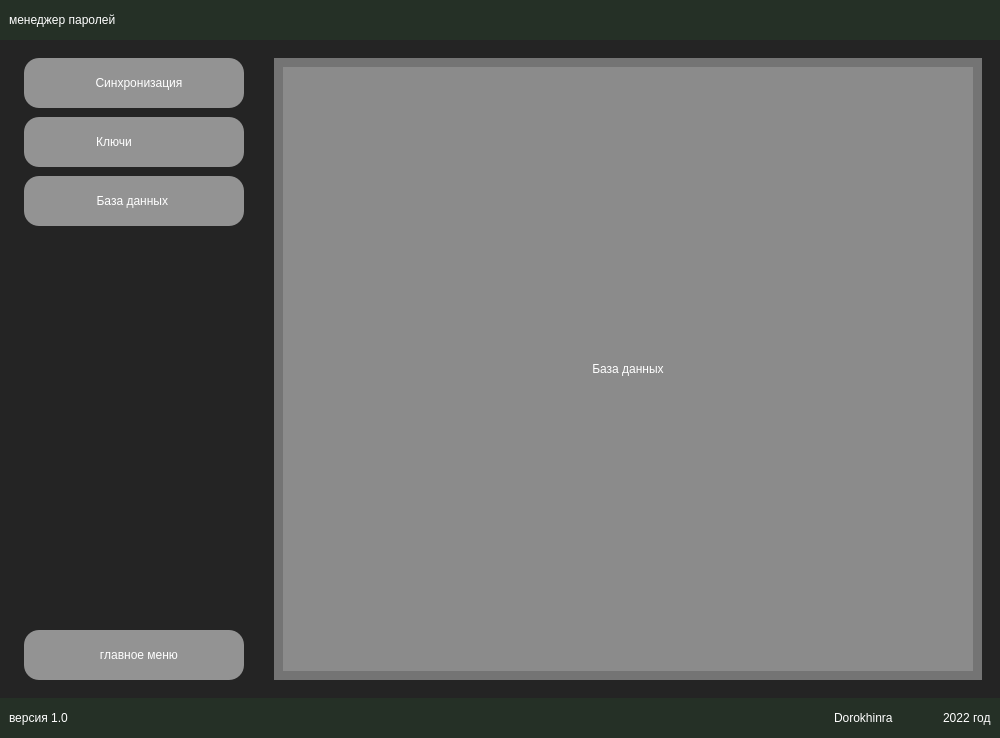
Qt form gui/windows/main_ui.ui (dorokhinra/save_password) before a commit.
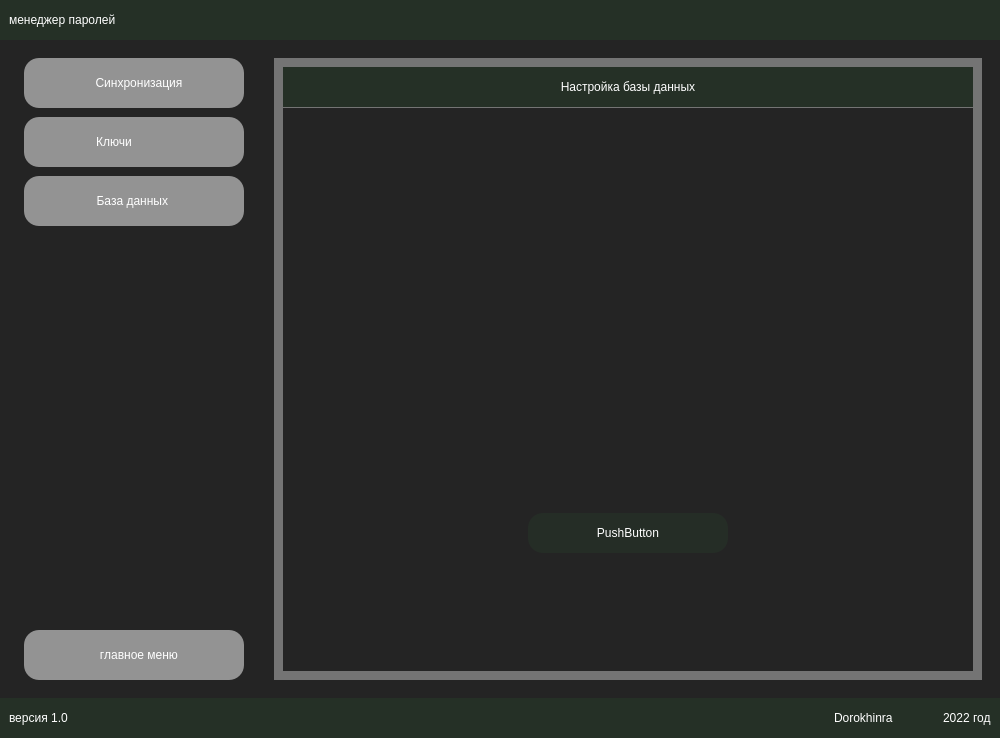
The same form after that commit. The open tabs and pages were chosen to show the change. Icons and pictures are not drawn.

Commit message: [+] Начат шаблон реестра++

The edit to the form file:
```diff
--- a/gui/windows/main_ui.ui
+++ b/gui/windows/main_ui.ui
@@ -865,6 +865,9 @@
               <enum>QFrame::Raised</enum>
              </property>
              <layout class="QVBoxLayout" name="verticalLayout_8">
+              <property name="spacing">
+               <number>0</number>
+              </property>
               <item>
                <widget class="QStackedWidget" name="stackedWidget_2">
                 <property name="styleSheet">
@@ -903,16 +906,127 @@
                 </widget>
                 <widget class="QWidget" name="page_6">
                  <layout class="QVBoxLayout" name="verticalLayout_11">
+                  <property name="spacing">
+                   <number>1</number>
+                  </property>
                   <item>
                    <widget class="QLabel" name="label_8">
+                    <property name="minimumSize">
+                     <size>
+                      <width>0</width>
+                      <height>40</height>
+                     </size>
+                    </property>
+                    <property name="maximumSize">
+                     <size>
+                      <width>16777215</width>
+                      <height>40</height>
+                     </size>
+                    </property>
+                    <property name="styleSheet">
+                     <string notr="true">font: 14pt &quot;Sans Serif&quot;;
+background-color: rgba(37, 48, 38, 1);</string>
+                    </property>
                     <property name="text">
-                     <string>База данных</string>
+                     <string>Настройка базы данных</string>
                     </property>
                     <property name="alignment">
                      <set>Qt::AlignCenter</set>
                     </property>
                    </widget>
                   </item>
+                  <item>
+                   <widget class="QFrame" name="frame_6">
+                    <property name="styleSheet">
+                     <string notr="true">background-color: rgba(36, 36, 36, 1);</string>
+                    </property>
+                    <property name="frameShape">
+                     <enum>QFrame::StyledPanel</enum>
+                    </property>
+                    <property name="frameShadow">
+                     <enum>QFrame::Raised</enum>
+                    </property>
+                    <layout class="QGridLayout" name="gridLayout">
+                     <item row="2" column="2">
+                      <spacer name="horizontalSpacer_4">
+                       <property name="orientation">
+                        <enum>Qt::Horizontal</enum>
+                       </property>
+                       <property name="sizeHint" stdset="0">
+                        <size>
+                         <width>40</width>
+                         <height>20</height>
+                        </size>
+                       </property>
+                      </spacer>
+                     </item>
+                     <item row="2" column="0">
+                      <spacer name="horizontalSpacer_3">
+                       <property name="orientation">
+                        <enum>Qt::Horizontal</enum>
+                       </property>
+                       <property name="sizeHint" stdset="0">
+                        <size>
+                         <width>40</width>
+                         <height>20</height>
+                        </size>
+                       </property>
+                      </spacer>
+                     </item>
+                     <item row="2" column="1">
+                      <widget class="QPushButton" name="pushButton">
+                       <property name="minimumSize">
+                        <size>
+                         <width>200</width>
+                         <height>40</height>
+                        </size>
+                       </property>
+                       <property name="styleSheet">
+                        <string notr="true">QPushButton{
+	font: 12pt &quot;Sans Serif&quot;;
+	background-color: rgba(37, 48, 38, 0.7);
+
+border-radius: 15px;
+}
+
+QPushButton:hover {
+	background-color: rgba(37, 48, 38, 1);
+border: 3px   solid rgba(195, 195, 195, 0.7);;
+	 
+}
+
+QPushButton:pressed {
+	background-color: rgba(216, 216, 216, 0.2);
+}</string>
+                       </property>
+                       <property name="text">
+                        <string>PushButton</string>
+                       </property>
+                      </widget>
+                     </item>
+                     <item row="0" column="0" colspan="3">
+                      <widget class="QLineEdit" name="lineEdit">
+                       <property name="minimumSize">
+                        <size>
+                         <width>0</width>
+                         <height>30</height>
+                        </size>
+                       </property>
+                      </widget>
+                     </item>
+                     <item row="1" column="0" colspan="3">
+                      <widget class="QLineEdit" name="lineEdit_2">
+                       <property name="minimumSize">
+                        <size>
+                         <width>0</width>
+                         <height>30</height>
+                        </size>
+                       </property>
+                      </widget>
+                     </item>
+                    </layout>
+                   </widget>
+                  </item>
                  </layout>
                 </widget>
                </widget>
```
Left out of the diff: 2 changed lines with no effect on the pictures. The commit also changes 1 other file.
